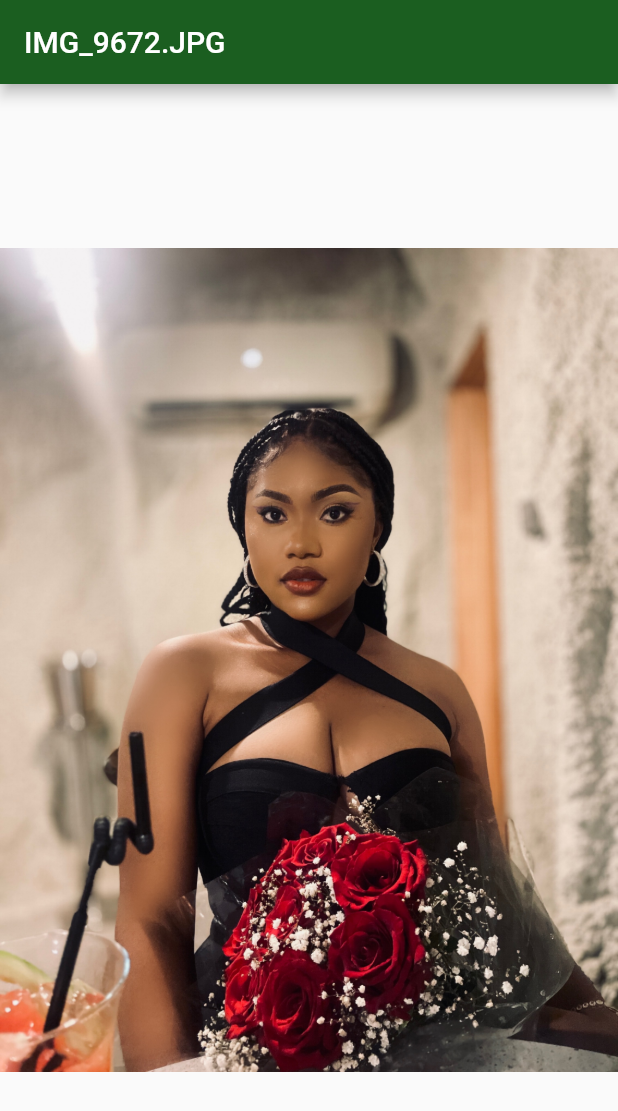
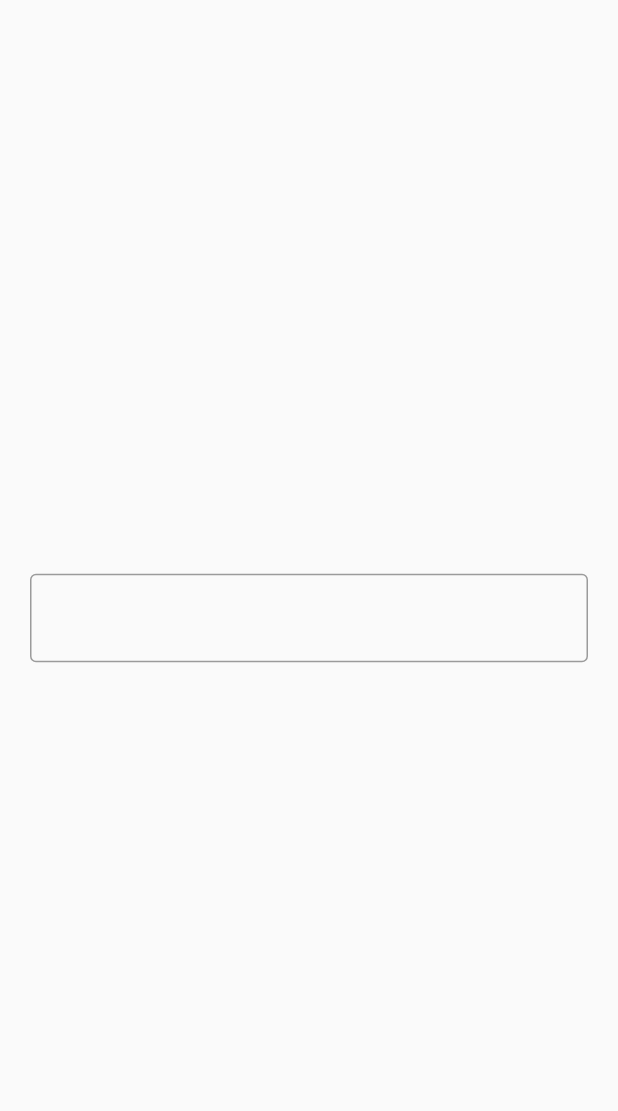
Before and after one commit to Radiocephas/hng_stage_two, a Flutter app: the screen it shows after launch, on a phone screen of 412 x 824 dp. Shown: the top 1111 px of the screen. Run offline on Flutter 3.47's test engine with Material 2 defaults, Android fonts, the light colour scheme and no system bars.

Commit message:
Made changes

```diff
--- a/lib/main.dart
+++ b/lib/main.dart
@@ -1,24 +1,29 @@
 import 'package:flutter/material.dart';
 
 void main(List<String> args) {
-  runApp(MaterialApp(
-    debugShowCheckedModeBanner: false,
-    home: ProfileApp(),
-  ));
+  runApp(MaterialApp(title: 'Text App', home: TextApp()));
 }
 
-class ProfileApp extends StatelessWidget {
-  const ProfileApp({super.key});
+class TextApp extends StatefulWidget {
+  const TextApp({super.key});
 
+  @override
+  State<TextApp> createState() => _TextAppState();
+}
+
+class _TextAppState extends State<TextApp> {
   @override
   Widget build(BuildContext context) {
     return Scaffold(
-      appBar: AppBar(
-        title: Text('IMG_9672.JPG'),
-        backgroundColor: Colors.green[900],
-      ),
-      body: Center(
-        child: Image.asset('images/IMG_9672.JPG'),
+      body: Padding(
+        padding: const EdgeInsets.all(20.0),
+        child: Center(
+            child: TextField(
+          decoration: InputDecoration(
+            border: OutlineInputBorder(),
+
+          ),
+        )),
       ),
     );
   }
--- a/pubspec.yaml
+++ b/pubspec.yaml
@@ -60,8 +60,8 @@ flutter:
   uses-material-design: true
 
   # To add assets to your application, add an assets section, like this:
-  assets:
-    - images/
+  # assets:
+    # - images/
     # - images/a_dot_ham.jpeg
 
   # An image asset can refer to one or more resolution-specific "variants", see
```
Also changed, not shown: images/IMG_9672.JPG (deleted).
